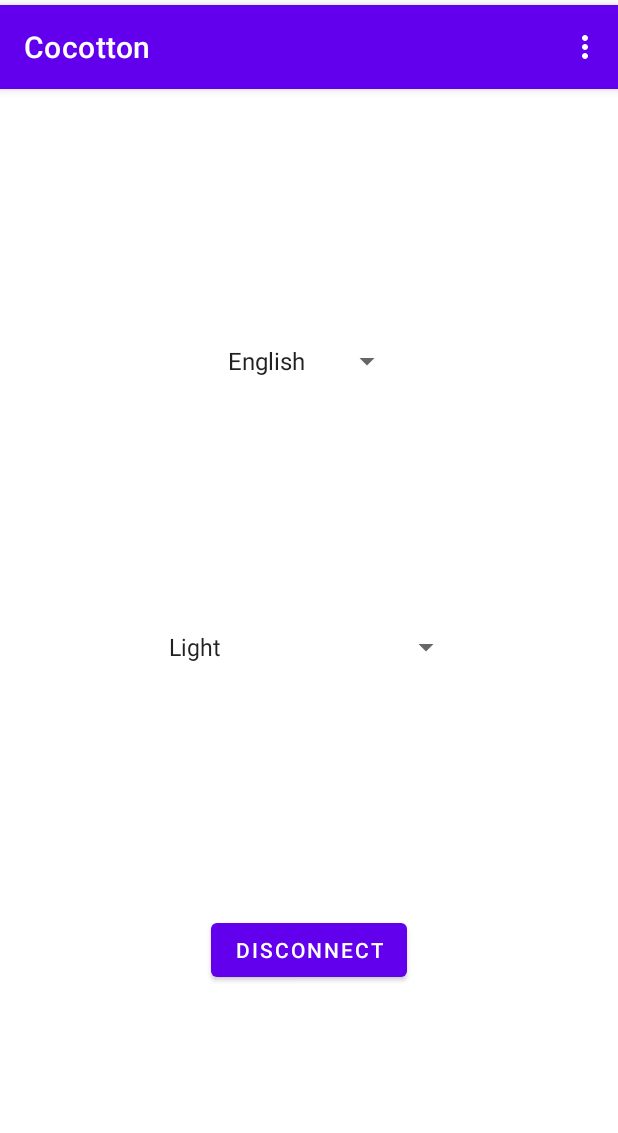
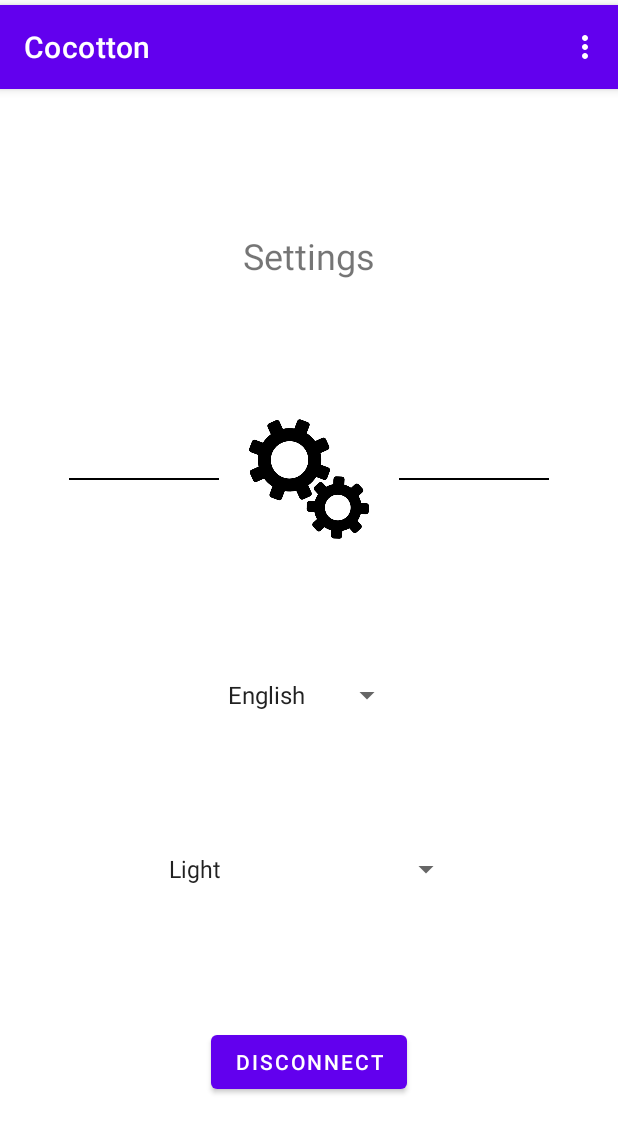
Before and after one commit to UgoPerniceni/Cocotton-front-mobile, an Android app: the SettingFragment screen opened through its navigation route, on a phone screen of 412 x 824 dp. Shown: the top 1133 px of the screen. Run offline under Robolectric (Android 15) with nearby library versions, the phone set to English and light mode, and no system bars; our stand-ins replace Firebase (no records; nobody signed in at launch, a user with empty details on screens opened directly).

Commit message:
update settings UI :lipstick:

```diff
--- a/app/src/main/res/layout/fragment_setting.xml
+++ b/app/src/main/res/layout/fragment_setting.xml
@@ -6,12 +6,56 @@
     android:layout_height="match_parent"
     tools:context=".SettingFragment">
 
+    <TextView
+        android:id="@+id/fragment_setting_title"
+        android:layout_width="wrap_content"
+        android:layout_height="wrap_content"
+        android:text="@string/action_settings"
+        android:textSize="24sp"
+
+        app:layout_constraintTop_toTopOf="parent"
+        app:layout_constraintBottom_toTopOf="@+id/fragment_setting_icon"
+        app:layout_constraintStart_toStartOf="parent"
+        app:layout_constraintEnd_toEndOf="parent" />
+
+    <LinearLayout
+        android:id="@+id/fragment_setting_icon"
+        android:layout_width="wrap_content"
+        android:layout_height="wrap_content"
+        android:orientation="horizontal"
+        android:gravity="center"
+
+        app:layout_constraintTop_toBottomOf="@+id/fragment_setting_title"
+        app:layout_constraintBottom_toTopOf="@+id/spinner_language"
+        app:layout_constraintStart_toStartOf="parent"
+        app:layout_constraintEnd_toEndOf="parent"
+        >
+        <View
+            android:id="@+id/divider0"
+            android:layout_width="100dp"
+            android:layout_height="1dp"
+            android:background="@color/black"
+            android:layout_marginEnd="20dp" />
+        <ImageView
+            android:id="@+id/recipe_text_view_icon"
+            android:layout_width="80dp"
+            android:layout_height="80dp"
+            android:src="@drawable/cog_icon"
+            android:contentDescription="@string/icon" />
+        <View
+            android:id="@+id/divider"
+            android:layout_width="100dp"
+            android:layout_height="1dp"
+            android:background="@color/black"
+            android:layout_marginStart="20dp"/>
+    </LinearLayout>
+
     <Spinner
         android:id="@+id/spinner_language"
         android:layout_width="wrap_content"
         android:layout_height="wrap_content"
 
-        app:layout_constraintTop_toTopOf="parent"
+        app:layout_constraintTop_toBottomOf="@+id/fragment_setting_icon"
         app:layout_constraintBottom_toTopOf="@+id/spinner_theme"
         app:layout_constraintStart_toStartOf="parent"
         app:layout_constraintEnd_toEndOf="parent"
```
Also changed, not shown: app/src/main/res/drawable/cog_icon.png (added).
